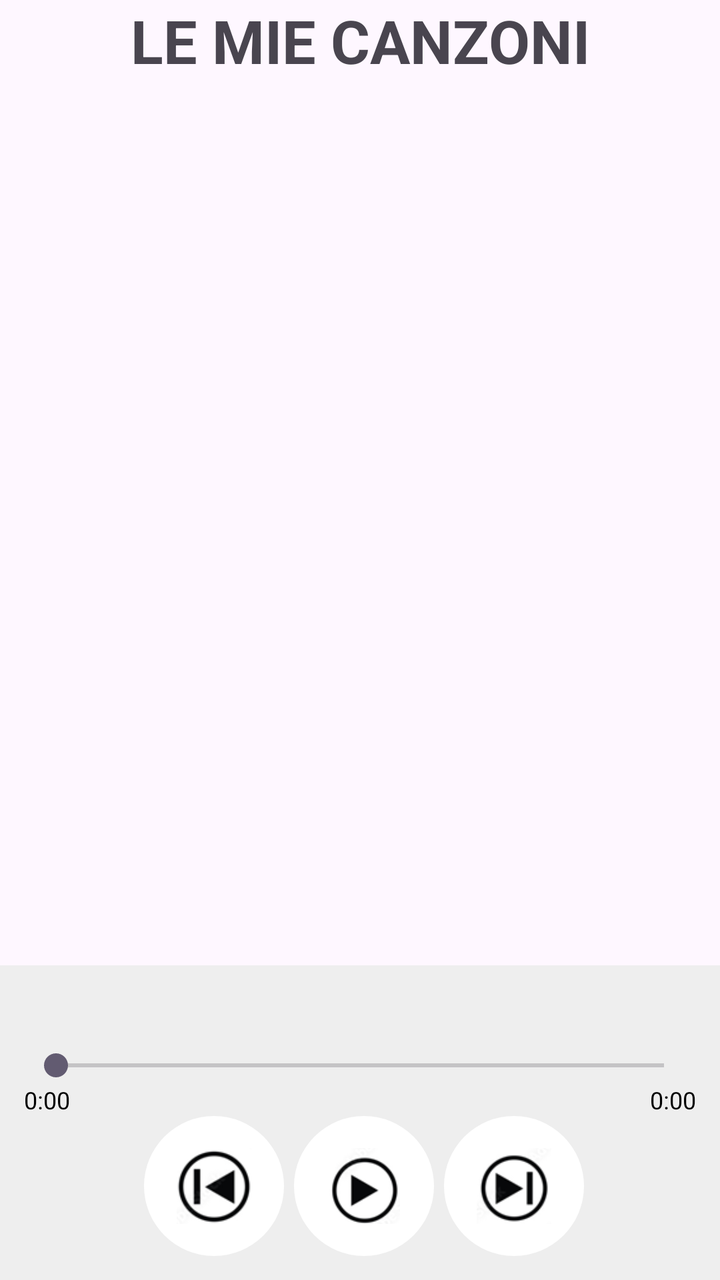
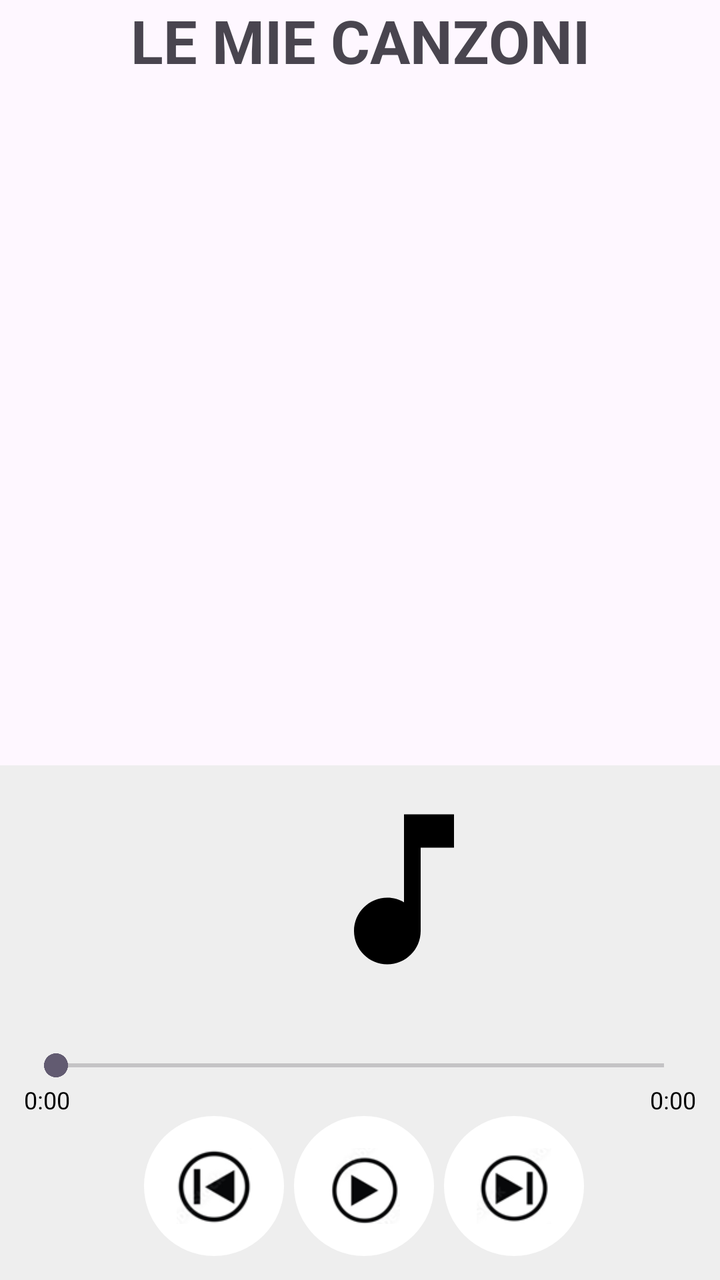

An Android layout rendered at two revisions. The XML below is the earlier revision; the diff shows what the commit changed to produce the second picture.
<!-- AndroidManifest.xml: application theme Theme.Playlist -->
<!-- res/layout/activity_main.xml -->
<?xml version="1.0" encoding="utf-8"?>
<LinearLayout xmlns:android="http://schemas.android.com/apk/res/android"
    xmlns:app="http://schemas.android.com/apk/res-auto"
    xmlns:tools="http://schemas.android.com/tools"
    android:layout_width="match_parent"
    android:layout_height="match_parent"
    android:orientation="vertical"
    tools:context=".MainActivity">

    <TextView
        android:id="@+id/textView"
        android:layout_width="match_parent"
        android:layout_height="wrap_content"
        android:text="LE MIE CANZONI"
        android:textAlignment="center"
        android:textSize="30sp"
        android:textStyle="bold" />

    <androidx.recyclerview.widget.RecyclerView
        android:id="@+id/canzoni"
        android:layout_width="match_parent"
        android:layout_height="match_parent"
        android:layout_weight="1" />

    <LinearLayout
        android:layout_width="match_parent"
        android:layout_height="wrap_content"
        android:background="#EEEEEE"
        android:orientation="vertical"
        android:padding="12dp">

        <TextView
            android:id="@+id/ora"
            android:layout_width="match_parent"
            android:layout_height="wrap_content"
            android:textColor="#000000"
            android:textSize="14sp" />

        <SeekBar
            android:id="@+id/bar"
            android:layout_width="match_parent"
            android:layout_height="wrap_content"
            android:layout_marginTop="10dp"
            android:progressTint="#000000" />
        <LinearLayout
            android:layout_width="match_parent"
            android:layout_height="wrap_content"
            android:orientation="horizontal">

            <TextView
                android:id="@+id/tempoAttuale"
                android:layout_width="0dp"
                android:layout_height="wrap_content"
                android:layout_weight="1"
                android:text="0:00"
                android:textColor="#000000"
                android:textSize="12sp" />

            <TextView
                android:id="@+id/tempoTotale"
                android:layout_width="wrap_content"
                android:layout_height="wrap_content"
                android:layout_gravity="end"
                android:text="0:00"
                android:textColor="#000000"
                android:textSize="12sp" />
        </LinearLayout>

        <LinearLayout
            android:layout_width="match_parent"
            android:layout_height="match_parent"
            android:orientation="horizontal"
            android:paddingLeft="60dp">

            <ImageButton
                android:id="@+id/dietro"
                android:layout_width="70dp"
                android:layout_height="70dp"
                android:layout_marginRight="5dp"
                android:background="@drawable/bottone"
                android:padding="16dp"
                android:scaleType="centerInside"
                android:src="@drawable/dietro" />

            <ImageButton
                android:id="@+id/pausePlay"
                android:layout_width="70dp"
                android:layout_height="70dp"
                android:layout_marginRight="5dp"
                android:background="@drawable/bottone"
                android:padding="16dp"
                android:scaleType="centerInside"
                android:src="@drawable/apri" />

            <ImageButton
                android:id="@+id/avanti"
                android:layout_width="70dp"
                android:layout_height="70dp"
                android:background="@drawable/bottone"
                android:padding="16dp"
                android:scaleType="centerInside"
                android:src="@drawable/avanti" />
        </LinearLayout>

    </LinearLayout>
</LinearLayout>
<!-- resources referenced by this layout -->
<resources>
  <!-- drawable apri: png bitmap (drawable, 4647 bytes) -->
  <!-- drawable avanti: png bitmap (drawable, 4647 bytes) -->
  <!-- drawable bottone (drawable) -->
  <?xml version="1.0" encoding="utf-8"?>
  <shape xmlns:android="http://schemas.android.com/apk/res/android"
      android:shape="oval">
      <solid android:color="#FFFFFF"/>
  </shape>
  <!-- drawable dietro: png bitmap (drawable, 5091 bytes) -->
  <style name="Theme.Playlist" parent="Base.Theme.Playlist" />
  <style name="Base.Theme.Playlist" parent="Theme.Material3.DayNight.NoActionBar">
          
          
      </style>
</resources>

<!-- the commit's change to res/layout/activity_main.xml (unified diff, before → after) -->
@@ -28,6 +28,14 @@
         android:background="#EEEEEE"
         android:orientation="vertical"
         android:padding="12dp">
+
+        <ImageView
+            android:id="@+id/copertina2"
+            android:layout_width="100dp"
+            android:layout_height="100dp"
+            android:layout_marginLeft="140dp"
+            android:scaleType="centerCrop"
+            android:src="@drawable/ic_music_placeholder" />
 
         <TextView
             android:id="@+id/ora"
<!-- resource entries referenced after the edit -->
@@ -9,6 +9,12 @@
       <solid android:color="#FFFFFF"/>
   </shape>
   <!-- drawable dietro: png bitmap (drawable, 5091 bytes) -->
+  <!-- drawable ic_music_placeholder (drawable) -->
+  <vector android:height="24dp" android:tint="#000000"
+      android:viewportHeight="24" android:viewportWidth="24"
+      android:width="24dp" xmlns:android="http://schemas.android.com/apk/res/android">
+      <path android:fillColor="@android:color/white" android:pathData="M12,3v10.55c-0.59,-0.34 -1.27,-0.55 -2,-0.55 -2.21,0 -4,1.79 -4,4s1.79,4 4,4 4,-1.79 4,-4V7h4V3h-6z"/>
+  </vector>
   <style name="Theme.Playlist" parent="Base.Theme.Playlist" />
   <style name="Base.Theme.Playlist" parent="Theme.Material3.DayNight.NoActionBar">
           
